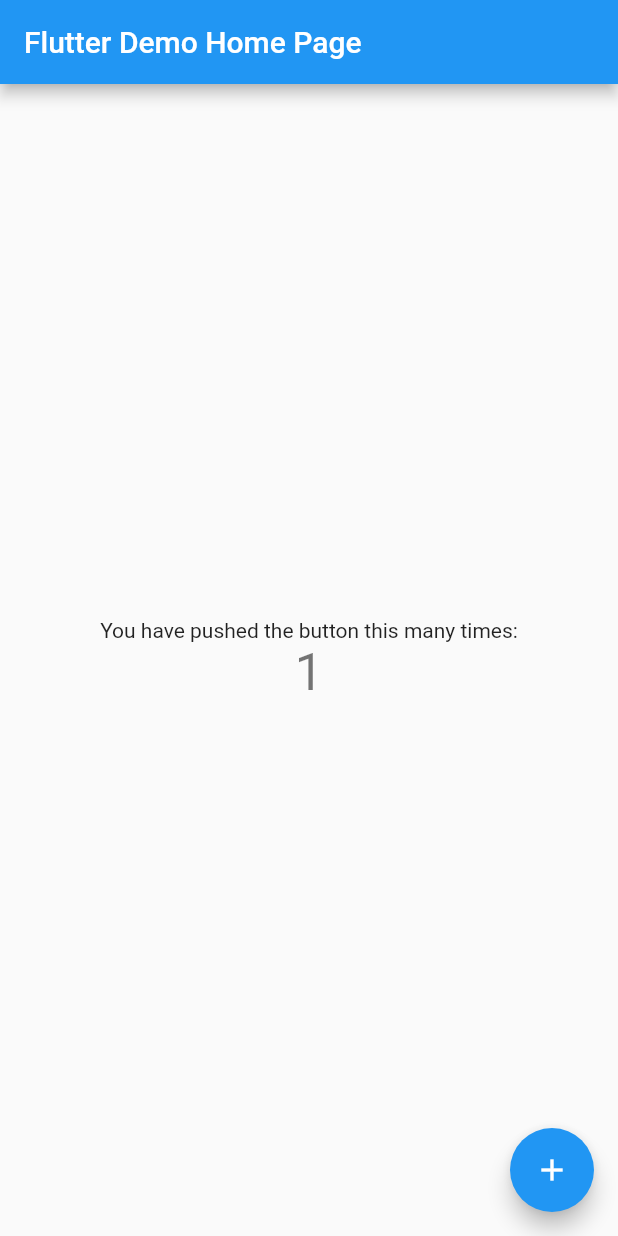
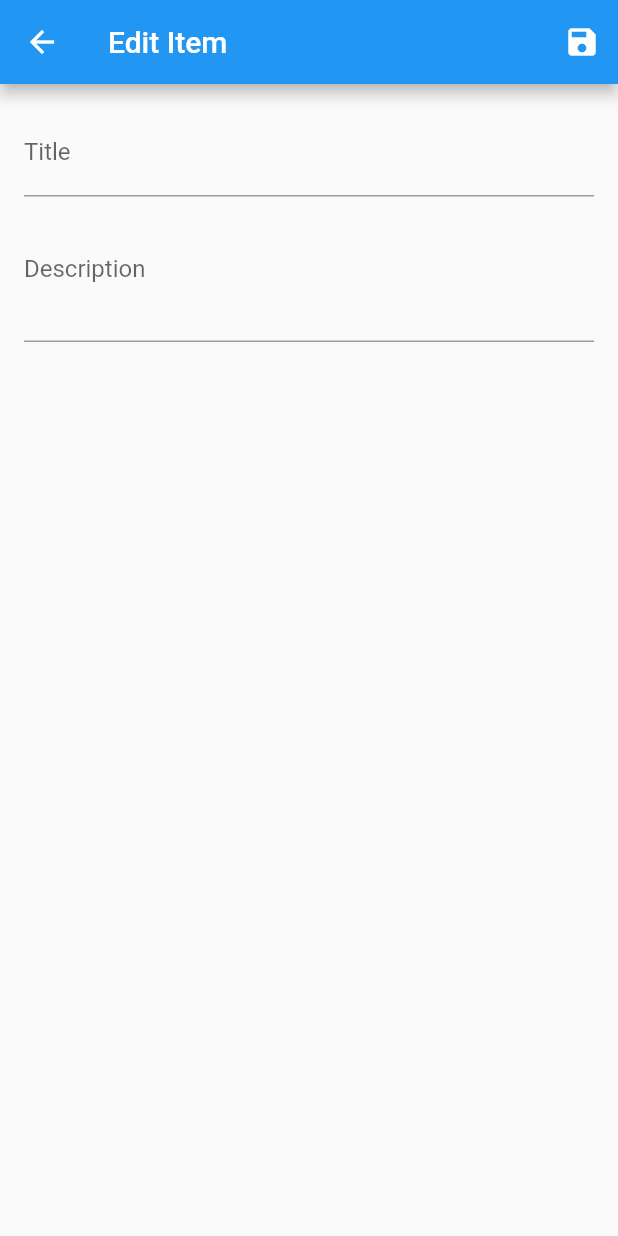
Before and after one commit to leshahom/flutter_sql_app, a Flutter app: the screen it shows after launch, after a tap on the "add" icon, on a phone screen of 412 x 824 dp. Run offline on Flutter 3.47's test engine with Material 2 defaults, Android fonts, the phone set to English and light mode, and no system bars; our stand-ins replace sqflite; accounts and stored records are empty.

Commit message:
Simple item tracker in flutter with sqlite

```diff
--- a/flutter_sql_app/lib/main.dart
+++ b/flutter_sql_app/lib/main.dart
@@ -1,4 +1,8 @@
 import 'package:flutter/material.dart';
+import 'package:flutter_sql_app/providers/itemList_provider.dart';
+import 'package:flutter_sql_app/screens/editItem_screen.dart';
+import 'package:flutter_sql_app/screens/itemList_screen.dart';
+import 'package:provider/provider.dart';
 
 void main() {
   runApp(const MyApp());
@@ -10,106 +14,19 @@
   // This widget is the root of your application.
   @override
   Widget build(BuildContext context) {
-    return MaterialApp(
-      title: 'Flutter Demo',
-      theme: ThemeData(
-        // This is the theme of your application.
-        //
-        // Try running your application with "flutter run". You'll see the
-        // application has a blue toolbar. Then, without quitting the app, try
-        // changing the primarySwatch below to Colors.green and then invoke
-        // "hot reload" (press "r" in the console where you ran "flutter run",
-        // or simply save your changes to "hot reload" in a Flutter IDE).
-        // Notice that the counter didn't reset back to zero; the application
-        // is not restarted.
-        primarySwatch: Colors.blue,
+    return ChangeNotifierProvider(
+      create: (ctx) => ItemList(),
+      child: MaterialApp(
+        title: 'Item Tracker',
+        theme: ThemeData(
+          primarySwatch: Colors.blue,
+        ),
+        routes: {
+          ItemListScreen.routeName: (ctx) => ItemListScreen(),
+          EditItemScreen.routeName: (ctx) => EditItemScreen(),
+        },
+        home: ItemListScreen(),
       ),
-      home: const MyHomePage(title: 'Flutter Demo Home Page'),
     );
   }
 }
-
-class MyHomePage extends StatefulWidget {
-  const MyHomePage({Key? key, required this.title}) : super(key: key);
-
-  // This widget is the home page of your application. It is stateful, meaning
-  // that it has a State object (defined below) that contains fields that affect
-  // how it looks.
-
-  // This class is the configuration for the state. It holds the values (in this
-  // case the title) provided by the parent (in this case the App widget) and
-  // used by the build method of the State. Fields in a Widget subclass are
-  // always marked "final".
-
-  final String title;
-
-  @override
-  State<MyHomePage> createState() => _MyHomePageState();
-}
-
-class _MyHomePageState extends State<MyHomePage> {
-  int _counter = 0;
-
-  void _incrementCounter() {
-    setState(() {
-      // This call to setState tells the Flutter framework that something has
-      // changed in this State, which causes it to rerun the build method below
-      // so that the display can reflect the updated values. If we changed
-      // _counter without calling setState(), then the build method would not be
-      // called again, and so nothing would appear to happen.
-      _counter++;
-    });
-  }
-
-  @override
-  Widget build(BuildContext context) {
-    // This method is rerun every time setState is called, for instance as done
-    // by the _incrementCounter method above.
-    //
-    // The Flutter framework has been optimized to make rerunning build methods
-    // fast, so that you can just rebuild anything that needs updating rather
-    // than having to individually change instances of widgets.
-    return Scaffold(
-      appBar: AppBar(
-        // Here we take the value from the MyHomePage object that was created by
-        // the App.build method, and use it to set our appbar title.
-        title: Text(widget.title),
-      ),
-      body: Center(
-        // Center is a layout widget. It takes a single child and positions it
-        // in the middle of the parent.
-        child: Column(
-          // Column is also a layout widget. It takes a list of children and
-          // arranges them vertically. By default, it sizes itself to fit its
-          // children horizontally, and tries to be as tall as its parent.
-          //
-          // Invoke "debug painting" (press "p" in the console, choose the
-          // "Toggle Debug Paint" action from the Flutter Inspector in Android
-          // Studio, or the "Toggle Debug Paint" command in Visual Studio Code)
-          // to see the wireframe for each widget.
-          //
-          // Column has various properties to control how it sizes itself and
-          // how it positions its children. Here we use mainAxisAlignment to
-          // center the children vertically; the main axis here is the vertical
-          // axis because Columns are vertical (the cross axis would be
-          // horizontal).
-          mainAxisAlignment: MainAxisAlignment.center,
-          children: <Widget>[
-            const Text(
-              'You have pushed the button this many times:',
-            ),
-            Text(
-              '$_counter',
-              style: Theme.of(context).textTheme.headline4,
-            ),
-          ],
-        ),
-      ),
-      floatingActionButton: FloatingActionButton(
-        onPressed: _incrementCounter,
-        tooltip: 'Increment',
-        child: const Icon(Icons.add),
-      ), // This trailing comma makes auto-formatting nicer for build methods.
-    );
-  }
-}
--- /dev/null
+++ b/flutter_sql_app/lib/providers/itemList_provider.dart
@@ -0,0 +1,83 @@
+import 'package:flutter/foundation.dart';
+import 'package:sqflite/sqflite.dart' as sql;
+import 'package:path/path.dart' as path;
+import 'package:sqflite/sqlite_api.dart';
+
+import 'item_provider.dart';
+
+class ItemList with ChangeNotifier {
+  List<Item> _items = [];
+  String table = 'items';
+  String dbName = 'items.db';
+  int currentLastId = -1;
+
+  Future<Database> database() async {
+    final dbPath = await sql.getDatabasesPath();
+    return sql.openDatabase(path.join(dbPath, dbName), onCreate: (db, version) {
+      return db.execute(
+          'CREATE TABLE items(id INTEGER PRIMARY KEY, title TEXT, description TEXT)');
+    }, version: 1);
+  }
+
+  Future<void> fetchAndSetItems() async {
+    final db = await database();
+    final tableData = await db.query(table, orderBy: 'id');
+    if (tableData.isNotEmpty) {
+      _items = tableData
+          .map((e) => Item(
+              id: e['id'] as int,
+              title: e['title'] as String,
+              description: e['description'] as String))
+          .toList();
+      currentLastId = _items.last.id;
+    }
+    notifyListeners();
+  }
+
+  List<Item> get items => [..._items];
+
+  void addItem(Item val) {
+    final itemIdx = _items.indexWhere((element) => element.id == val.id);
+    if (itemIdx < 0) {
+      currentLastId += 1;
+      val.id = currentLastId;
+      _items.add(val);
+      notifyListeners();
+      insert(val.toMap());
+    }
+  }
+
+  void updateItem(Item val) {
+    final itemIdx = _items.indexWhere((element) => element.id == val.id);
+    if (itemIdx >= 0) {
+      _items[itemIdx] = val;
+      notifyListeners();
+      update(val.id, val.toMap());
+    }
+  }
+
+  void deleteItem(Item val) {
+    final itemIdx = _items.indexWhere((element) => element.id == val.id);
+    if (itemIdx >= 0) {
+      _items.removeAt(itemIdx);
+      notifyListeners();
+      delete(val.id);
+    }
+  }
+
+  Future<int> insert(Map<String, dynamic> values) async {
+    final db = await database();
+    return db.insert(table, values,
+        conflictAlgorithm: sql.ConflictAlgorithm.replace);
+  }
+
+  Future<void> update(int id, Map<String, dynamic> values) async {
+    final db = await database();
+    await db.update(table, values, where: 'id = ?', whereArgs: [id]);
+  }
+
+  Future<void> delete(int id) async {
+    final db = await database();
+    await db.delete(table, where: 'id = ?', whereArgs: [id]);
+  }
+}
--- /dev/null
+++ b/flutter_sql_app/lib/providers/item_provider.dart
@@ -0,0 +1,27 @@
+import 'package:flutter/foundation.dart';
+
+class Item with ChangeNotifier {
+  int id;
+  String title;
+  String description;
+
+  Item({
+    required this.id,
+    required this.title,
+    required this.description,
+  });
+
+  void updateTitle(String newTitle) {
+    title = newTitle;
+    notifyListeners();
+  }
+
+  void updateDescription(String newDescription) {
+    description = newDescription;
+    notifyListeners();
+  }
+
+  Map<String, dynamic> toMap() {
+    return {'id': id, 'title': title, 'description': description};
+  }
+}
--- /dev/null
+++ b/flutter_sql_app/lib/screens/editItem_screen.dart
@@ -0,0 +1,126 @@
+import 'package:flutter/material.dart';
+import 'package:flutter_sql_app/providers/itemList_provider.dart';
+import 'package:provider/provider.dart';
+import '../providers/item_provider.dart';
+
+class EditItemScreen extends StatefulWidget {
+  static const routeName = '/edit-product-screen';
+
+  @override
+  _EditItemScreenState createState() => _EditItemScreenState();
+}
+
+class _EditItemScreenState extends State<EditItemScreen> {
+  final _descriptionFocusNode = FocusNode();
+  final _form = GlobalKey<FormState>();
+  var _editedItem = Item(
+    id: 0,
+    title: '',
+    description: '',
+  );
+
+  @override
+  void dispose() {
+    _descriptionFocusNode.dispose();
+    super.dispose();
+  }
+
+  void _saveForm() {
+    if (_form.currentState != null && _form.currentState!.validate()) {
+      _form.currentState?.save();
+      if (isNew) {
+        _editedItem.id = -1;
+        Provider.of<ItemList>(context, listen: false).addItem(_editedItem);
+      } else {
+        Provider.of<ItemList>(context, listen: false).updateItem(_editedItem);
+      }
+      Navigator.of(context).pop();
+    }
+  }
+
+  var _isInit = false;
+  bool isNew = true;
+
+  @override
+  void didChangeDependencies() {
+    if (!_isInit) {
+      final itemId = ModalRoute.of(context)!.settings.arguments as int?;
+      if (itemId != null) {
+        isNew = false;
+        _editedItem = Provider.of<ItemList>(context, listen: false)
+            .items
+            .firstWhere((element) => element.id == itemId);
+      }
+      _isInit = true;
+    }
+    super.didChangeDependencies();
+  }
+
+  @override
+  Widget build(BuildContext context) {
+    return Scaffold(
+      appBar: AppBar(
+        title: const Text('Edit Item'),
+        actions: [
+          IconButton(
+            onPressed: _saveForm,
+            icon: const Icon(Icons.save),
+          )
+        ],
+      ),
+      body: Padding(
+        padding: const EdgeInsets.all(16),
+        child: Form(
+          key: _form,
+          child: ListView(
+            children: [
+              TextFormField(
+                decoration: const InputDecoration(
+                  labelText: 'Title',
+                ),
+                textInputAction: TextInputAction.next,
+                initialValue: _editedItem.title,
+                validator: (val) {
+                  if (val == null || val.isEmpty) {
+                    return 'Need title';
+                  } else {
+                    return null;
+                  }
+                },
+                onFieldSubmitted: (val) {
+                  FocusScope.of(context).requestFocus(_descriptionFocusNode);
+                },
+                onSaved: (val) {
+                  if (val != null) {
+                    _editedItem.title = val;
+                  }
+                },
+              ),
+              TextFormField(
+                decoration: const InputDecoration(
+                  labelText: 'Description',
+                ),
+                maxLines: 3,
+                initialValue: _editedItem.description,
+                validator: (val) {
+                  if (val == null || val.isEmpty) {
+                    return 'Need description';
+                  } else {
+                    return null;
+                  }
+                },
+                keyboardType: TextInputType.multiline,
+                focusNode: _descriptionFocusNode,
+                onSaved: (val) {
+                  if (val != null) {
+                    _editedItem.description = val;
+                  }
+                },
+              ),
+            ],
+          ),
+        ),
+      ),
+    );
+  }
+}
--- /dev/null
+++ b/flutter_sql_app/lib/screens/itemList_screen.dart
@@ -0,0 +1,115 @@
+import 'package:flutter/material.dart';
+import 'package:flutter_sql_app/providers/itemList_provider.dart';
+import 'package:flutter_sql_app/screens/editItem_screen.dart';
+import 'package:provider/provider.dart';
+
+class ItemListScreen extends StatefulWidget {
+  static String routeName = '/item-list';
+
+  @override
+  State<ItemListScreen> createState() => _ItemListScreenState();
+}
+
+class _ItemListScreenState extends State<ItemListScreen> {
+  Future? _itemsFuture;
+
+  Future _obtainItemsFuture() {
+    return Provider.of<ItemList>(context, listen: false).fetchAndSetItems();
+  }
+
+  @override
+  void initState() {
+    _itemsFuture = _obtainItemsFuture();
+    super.initState();
+  }
+
+  @override
+  Widget build(BuildContext context) {
+    //final itemsData = Provider.of<ItemList>(context);
+    return Scaffold(
+      appBar: AppBar(
+        title: const Text('Item Tracker'),
+        actions: [
+          IconButton(
+            onPressed: () {
+              Navigator.of(context).pushNamed(EditItemScreen.routeName);
+            },
+            icon: const Icon(Icons.add),
+          ),
+        ],
+      ),
+      body: FutureBuilder(
+        future: _itemsFuture,
+        builder: (context, snapshot) {
+          return snapshot.connectionState == ConnectionState.waiting
+              ? const Center(child: CircularProgressIndicator())
+              : Consumer<ItemList>(builder: (context, listValue, child) {
+                  return ListView.builder(
+                    itemBuilder: (context, index) {
+                      return ChangeNotifierProvider.value(
+                        value: listValue.items[index],
+                        child: Dismissible(
+                          key: ValueKey(listValue.items[index]),
+                          background: Container(
+                            color: Theme.of(context).errorColor,
+                            child: const Icon(
+                              Icons.delete,
+                              color: Colors.white,
+                              size: 40,
+                            ),
+                            alignment: Alignment.centerRight,
+                            padding: const EdgeInsets.only(right: 20),
+                            margin: const EdgeInsets.symmetric(
+                              horizontal: 15,
+                              vertical: 4,
+                            ),
+                          ),
+                          direction: DismissDirection.endToStart,
+                          confirmDismiss: (_) {
+                            return showDialog<bool>(
+                              context: context,
+                              builder: (ctx) => AlertDialog(
+                                title: const Text('Are you sure?'),
+                                content: const Text(
+                                    'Do you want to remove the item?'),
+                                actions: [
+                                  TextButton(
+                                      onPressed: () {
+                                        Navigator.of(ctx).pop(false);
+                                      },
+                                      child: const Text('No')),
+                                  TextButton(
+                                      onPressed: () {
+                                        Navigator.of(ctx).pop(true);
+                                      },
+                                      child: const Text('Yes')),
+                                ],
+                              ),
+                            );
+                          },
+                          onDismissed: (direction) {
+                            Provider.of<ItemList>(context, listen: false)
+                                .deleteItem(listValue.items[index]);
+                          },
+                          child: Card(
+                            elevation: 5,
+                            child: ListTile(
+                              title: Text(listValue.items[index].title),
+                              onTap: () {
+                                Navigator.of(context).pushNamed(
+                                    EditItemScreen.routeName,
+                                    arguments: listValue.items[index].id);
+                              },
+                            ),
+                          ),
+                        ),
+                      );
+                    },
+                    itemCount: listValue.items.length,
+                  );
+                });
+        },
+      ),
+    );
+  }
+}
--- a/flutter_sql_app/pubspec.yaml
+++ b/flutter_sql_app/pubspec.yaml
@@ -29,6 +29,9 @@
 dependencies:
   flutter:
     sdk: flutter
+  sqflite: ^2.0.2
+  path: ^1.8.0
+  provider: ^6.0.2
 
 
   # The following adds the Cupertino Icons font to your application.
```
Also changed, not shown: flutter_sql_app/pubspec.lock.
